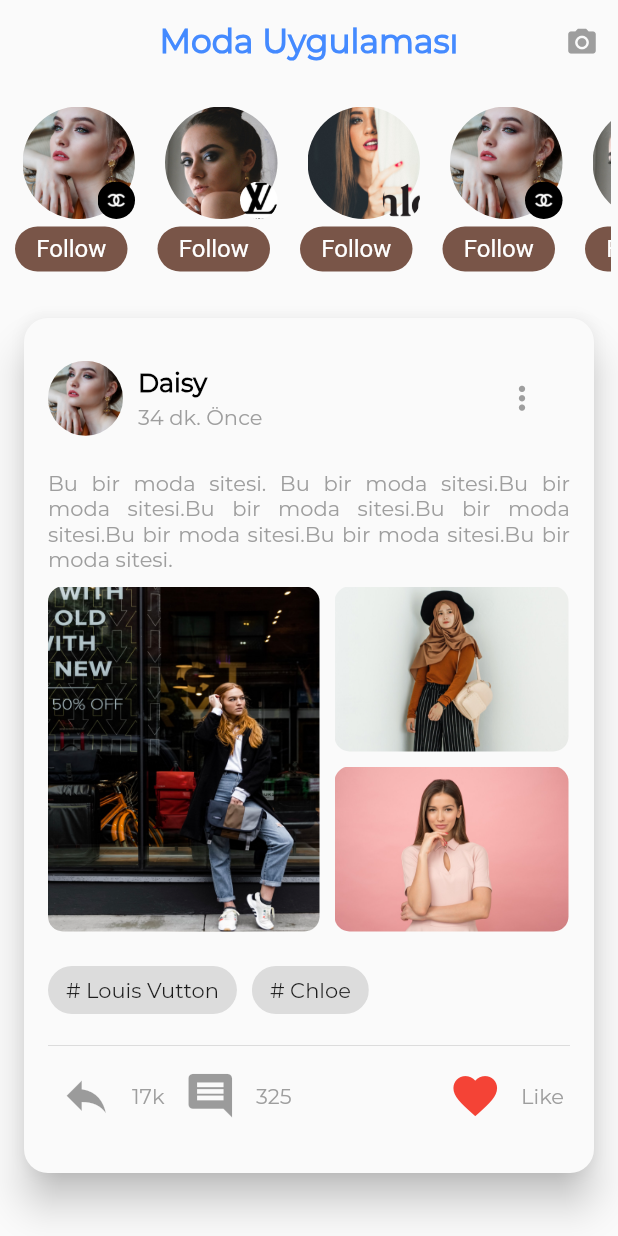
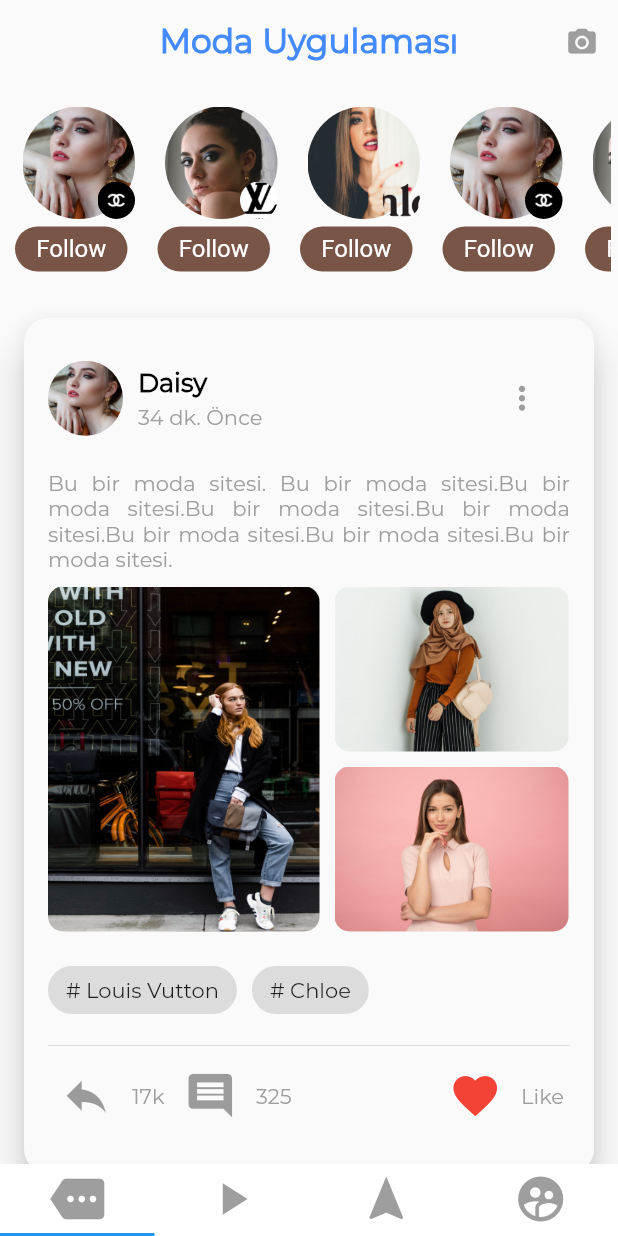
Before and after one commit to salihceylanorganization/modaapp, a Flutter app: the screen it shows after launch, on a phone screen of 412 x 824 dp. Run offline on Flutter 3.47's test engine with Material 2 defaults, Android fonts, the phone set to English and light mode, and no system bars.

Commit message:
Moda Uygulaması

```diff
--- a/lib/main.dart
+++ b/lib/main.dart
@@ -1,5 +1,7 @@
 import 'package:flutter/cupertino.dart';
 import 'package:flutter/material.dart';
+
+import 'detay.dart';
 
 void main() {
   runApp(ModaApp());
@@ -25,10 +27,26 @@ class AnaSayfa extends StatefulWidget {
   _AnaSayfaState createState() => _AnaSayfaState();
 }
 
-class _AnaSayfaState extends State<AnaSayfa> {
+class _AnaSayfaState extends State<AnaSayfa>
+    with SingleTickerProviderStateMixin {
+  TabController tabController;
+
+  @override
+  void initState() {
+    super.initState();
+    tabController = TabController(length: 4, vsync: this);
+  }
+
+  @override
+  void dispose() {
+    tabController.dispose();
+    super.dispose();
+  }
+
   @override
   Widget build(BuildContext context) {
     return Scaffold(
+        bottomNavigationBar: altNavigasyonMenu(),
         appBar: AppBar(
           centerTitle: true,
           backgroundColor: Colors.transparent,
@@ -170,14 +188,30 @@ class _AnaSayfaState extends State<AnaSayfa> {
                       ),
                       Row(
                         children: <Widget>[
-                          Container(
+                          InkWell(
+                            onTap: () {
+                              Navigator.of(context).push(
+                                MaterialPageRoute(
+                                  builder: (context) =>
+                                      Detay(imgPath: "assets/modelgrid1.jpeg"),
+                                ),
+                              );
+                            },
+                            child: Hero(
+                              tag: "assets/modelgrid1.jpeg",
+                              child: Container(
                                 height: 230,
-                            width: (MediaQuery.of(context).size.width - 50) / 2,
+                                width:
+                                    (MediaQuery.of(context).size.width - 50) /
+                                        2,
                                 decoration: BoxDecoration(
                                   borderRadius: BorderRadius.circular(10),
                                   image: DecorationImage(
-                                  image: AssetImage("assets/modelgrid1.jpeg"),
+                                      image:
+                                          AssetImage("assets/modelgrid1.jpeg"),
                                       fit: BoxFit.fill),
+                                ),
+                              ),
                             ),
                           ),
                           SizedBox(
@@ -185,33 +219,59 @@ class _AnaSayfaState extends State<AnaSayfa> {
                           ),
                           Column(
                             children: <Widget>[
-                              Container(
+                              InkWell(
+                                onTap: () {
+                                  Navigator.of(context).push(
+                                    MaterialPageRoute(
+                                      builder: (context) => Detay(
+                                          imgPath: "assets/modelgrid2.jpeg"),
+                                    ),
+                                  );
+                                },
+                                child: Hero(
+                                  tag: "assets/modelgrid2.jpeg",
+                                  child: Container(
                                     height: 110,
-                                width:
-                                    (MediaQuery.of(context).size.width - 100) /
+                                    width: (MediaQuery.of(context).size.width -
+                                            100) /
                                         2,
                                     decoration: BoxDecoration(
                                       borderRadius: BorderRadius.circular(10),
                                       image: DecorationImage(
-                                      image:
-                                          AssetImage("assets/modelgrid2.jpeg"),
+                                          image: AssetImage(
+                                              "assets/modelgrid2.jpeg"),
                                           fit: BoxFit.cover),
+                                    ),
+                                  ),
                                 ),
                               ),
                               SizedBox(
                                 height: 10,
                               ),
-                              Container(
+                              InkWell(
+                                onTap: () {
+                                  Navigator.of(context).push(
+                                    MaterialPageRoute(
+                                      builder: (context) => Detay(
+                                          imgPath: "assets/modelgrid3.jpeg"),
+                                    ),
+                                  );
+                                },
+                                child: Hero(
+                                  tag: "assets/modelgrid3.jpeg",
+                                  child: Container(
                                     height: 110,
-                                width:
-                                    (MediaQuery.of(context).size.width - 100) /
+                                    width: (MediaQuery.of(context).size.width -
+                                            100) /
                                         2,
                                     decoration: BoxDecoration(
                                       borderRadius: BorderRadius.circular(10),
                                       image: DecorationImage(
-                                      image:
-                                          AssetImage("assets/modelgrid3.jpeg"),
+                                          image: AssetImage(
+                                              "assets/modelgrid3.jpeg"),
                                           fit: BoxFit.cover),
+                                    ),
+                                  ),
                                 ),
                               ),
                             ],
@@ -342,4 +402,43 @@ class _AnaSayfaState extends State<AnaSayfa> {
       ],
     );
   }
+
+  Widget altNavigasyonMenu() {
+    return Material(
+      color: Colors.white,
+      child: TabBar(
+        controller: tabController,
+        tabs: [
+          Tab(
+            icon: Icon(
+              Icons.more,
+              color: Colors.grey,
+              size: 36,
+            ),
+          ),
+          Tab(
+            icon: Icon(
+              Icons.play_arrow,
+              color: Colors.grey,
+              size: 36,
+            ),
+          ),
+          Tab(
+            icon: Icon(
+              Icons.navigation,
+              color: Colors.grey,
+              size: 36,
+            ),
+          ),
+          Tab(
+            icon: Icon(
+              Icons.supervised_user_circle,
+              color: Colors.grey,
+              size: 36,
+            ),
+          ),
+        ],
+      ),
+    );
   }
+}
```
Also changed, not shown: lib/detay.dart (added, +28 -0 lines), pubspec.lock. Lines whose indentation alone changed are shown as unchanged.
